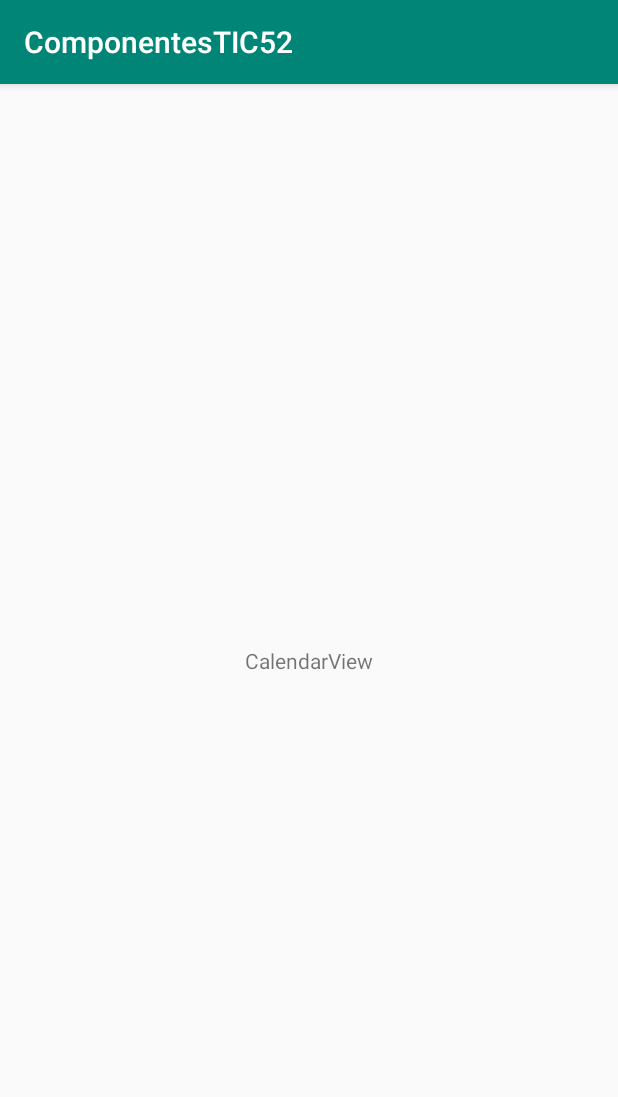
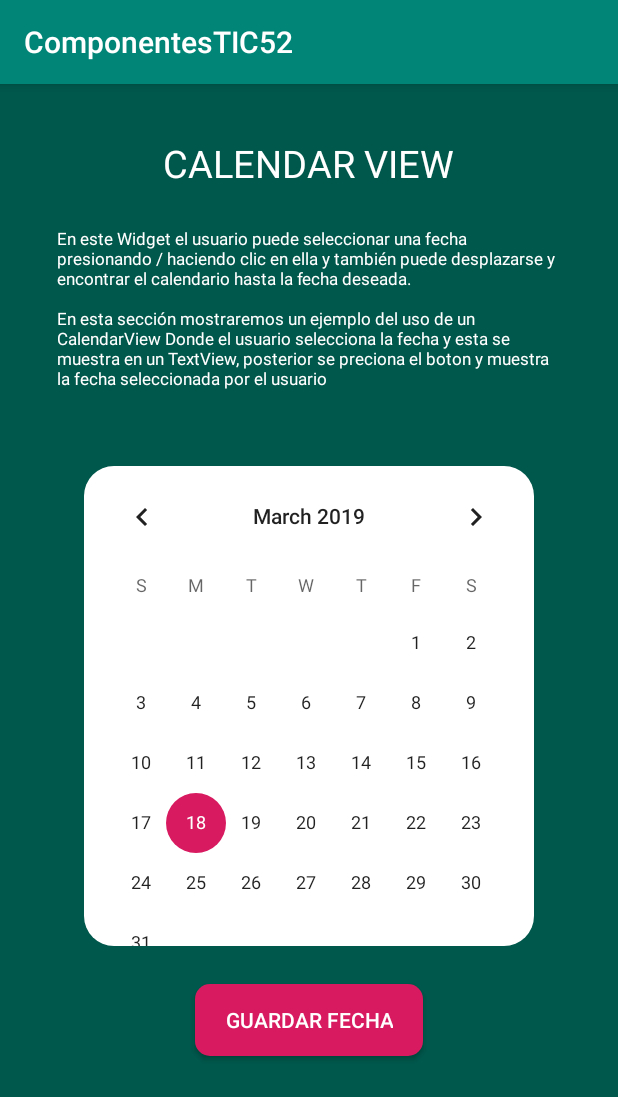
Before and after one commit to salvadorhmutec/componentes_android_tic52, an Android app: the Activity_Calendar_View screen opened directly, with no data from a screen before it, on a phone screen of 412 x 824 dp. Shown: the top 1097 px of the screen. Run offline under Robolectric (Android 15) with nearby library versions, the phone set to English and light mode, and no system bars.

Commit message:
Diseño de Layout Calendar realizado

```diff
--- a/app/src/main/res/layout/activity__calendar__view.xml
+++ b/app/src/main/res/layout/activity__calendar__view.xml
@@ -1,22 +1,80 @@
 <?xml version="1.0" encoding="utf-8"?>
-<android.support.constraint.ConstraintLayout xmlns:android="http://schemas.android.com/apk/res/android"
+<LinearLayout
+    xmlns:android="http://schemas.android.com/apk/res/android"
     xmlns:app="http://schemas.android.com/apk/res-auto"
     xmlns:tools="http://schemas.android.com/tools"
     android:layout_width="match_parent"
     android:layout_height="match_parent"
+    android:background="@color/colorPrimaryDark"
+    android:orientation="vertical"
     tools:context=".Activity_Calendar_View">
 
-    <TextView
-        android:layout_width="wrap_content"
-        android:layout_height="wrap_content"
-        android:layout_marginStart="8dp"
-        android:layout_marginTop="8dp"
-        android:layout_marginEnd="8dp"
-        android:layout_marginBottom="8dp"
-        android:text="@string/calendarview"
-        app:layout_constraintBottom_toBottomOf="parent"
-        app:layout_constraintEnd_toEndOf="parent"
-        app:layout_constraintStart_toStartOf="parent"
-        app:layout_constraintTop_toTopOf="parent" />
+    <ScrollView
+        android:layout_width="match_parent"
+        android:layout_height="744dp">
 
-</android.support.constraint.ConstraintLayout>
+        <!-- Linear layout contenedor de todos componentes -->
+        <LinearLayout
+            android:layout_width="match_parent"
+            android:layout_height="wrap_content"
+            android:orientation="vertical">
+
+            <TextView
+                android:id="@+id/txt_titulo"
+                android:layout_width="350dp"
+                android:layout_height="wrap_content"
+                android:layout_gravity="center"
+                android:layout_marginTop="35sp"
+                android:text="CALENDAR VIEW"
+                android:textAlignment="center"
+                android:textColor="#FFF"
+                android:textSize="25sp" />
+
+            <TextView
+                android:id="@+id/txt_info"
+                android:layout_width="335dp"
+                android:layout_height="wrap_content"
+                android:layout_gravity="center"
+                android:layout_marginTop="25sp"
+                android:layout_marginBottom="25sp"
+                android:text="En este Widget el usuario puede seleccionar una fecha presionando / haciendo clic en ella y también puede desplazarse y encontrar el calendario hasta la fecha deseada. \n\nEn esta sección mostraremos un ejemplo del uso de un CalendarView Donde el usuario selecciona la fecha y esta se muestra en un TextView, posterior se preciona el boton y muestra la fecha seleccionada por el usuario"
+                android:textColor="#FFF"
+                android:textSize="11sp" />
+
+            <!-- Linear Layout del CalendarView -->
+            <LinearLayout
+                android:layout_width="300dp"
+                android:layout_height="wrap_content"
+                android:layout_gravity="center"
+                android:layout_marginTop="25dp"
+                android:background="@drawable/background_calendar_view">
+
+                <CalendarView
+                    android:id="@+id/calendarView"
+                    android:layout_width="wrap_content"
+                    android:layout_height="320dp">
+
+                </CalendarView>
+
+            </LinearLayout>
+
+            <Button
+                android:id="@+id/btn_guardar"
+                android:layout_width="wrap_content"
+                android:layout_height="wrap_content"
+                android:layout_gravity="center"
+                android:layout_marginTop="25dp"
+                android:background="@drawable/background_btn"
+                android:paddingLeft="20dp"
+                android:paddingRight="20dp"
+                android:layout_marginBottom="35dp"
+                android:text="Guardar Fecha"
+                android:textColor="#FFF" />
+
+        </LinearLayout>
+
+    </ScrollView>
+
+
+
+</LinearLayout>
```
